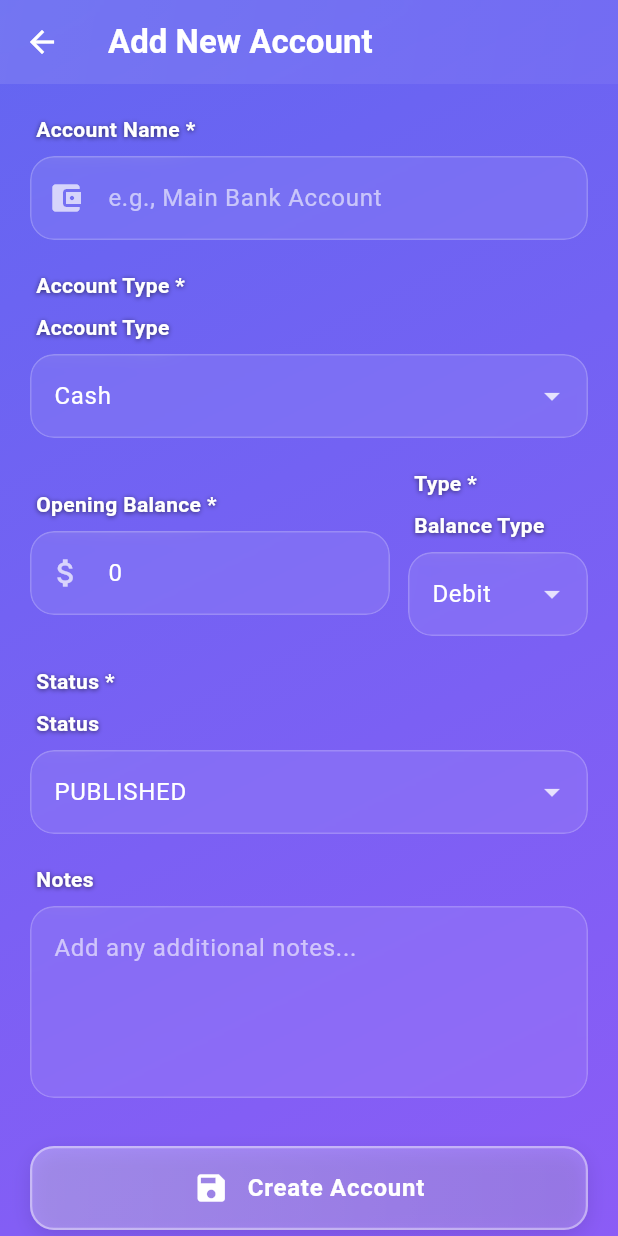
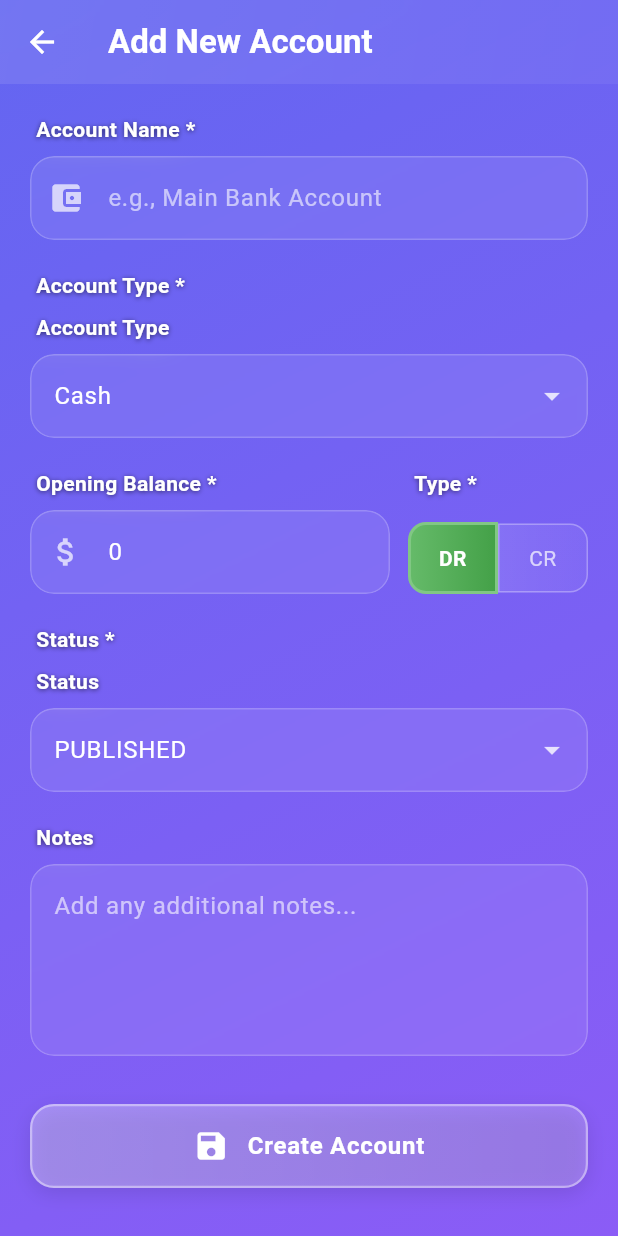
Before and after one commit to muzammalarifpk/shop-manager-flutter-ai, a Flutter app: the AddEditAccountScreen screen opened directly, on a phone screen of 412 x 824 dp. Run offline on Flutter 3.47's test engine with Material 3 defaults, Android fonts, the phone set to English and light mode, and no system bars; our stand-ins replace cloud_firestore, drift, firebase_auth, firebase_core, image_cropper, image_picker and 1 more; accounts and stored records are empty; generated files the repository leaves out were written again.

Commit message:
design: Improve DR/CR button design and color consistency
- Replace dropdown with attached toggle buttons for DR/CR selection
- DR button: Green gradient when selected
- CR button: Red gradient when selected
- No space between buttons (attached design)
- Display 'DR' and 'CR' labels instead of full words in list
- Consistent color scheme: DR=Green, CR=Red throughout
- Better visual feedback for selected state

```diff
--- a/flutter/lib/features/manage/add_edit_account_screen.dart
+++ b/flutter/lib/features/manage/add_edit_account_screen.dart
@@ -280,21 +280,110 @@ class _AddEditAccountScreenState extends State<AddEditAccountScreen> {
                           crossAxisAlignment: CrossAxisAlignment.start,
                           children: [
                             GlassyTheme.fieldLabel('Type', required: true),
-                            GlassyDropdownField<String>(
-                              label: 'Balance Type',
-                              selectedValue: _balanceType,
-                              items: _balanceTypes
-                                  .map((type) => GlassyDropdownItem(
-                                        label: type,
-                                        value: type,
-                                      ))
-                                  .toList(),
-                              onChanged: (value) {
-                                setState(() {
-                                  _balanceType = value!;
-                                });
-                              },
-                              hintText: 'Select type',
+                            const SizedBox(height: 8),
+                            Row(
+                              children: [
+                                Expanded(
+                                  child: GestureDetector(
+                                    onTap: () {
+                                      setState(() {
+                                        _balanceType = 'Debit';
+                                      });
+                                    },
+                                    child: Container(
+                                      padding: const EdgeInsets.symmetric(vertical: 12),
+                                      decoration: BoxDecoration(
+                                        gradient: _balanceType == 'Debit'
+                                            ? LinearGradient(
+                                                colors: [
+                                                  Colors.green.shade400,
+                                                  Colors.green.shade600,
+                                                ],
+                                              )
+                                            : LinearGradient(
+                                                colors: [
+                                                  Colors.white.withValues(alpha: 0.1),
+                                                  Colors.white.withValues(alpha: 0.05),
+                                                ],
+                                              ),
+                                        borderRadius: const BorderRadius.only(
+                                          topLeft: Radius.circular(12),
+                                          bottomLeft: Radius.circular(12),
+                                        ),
+                                        border: Border.all(
+                                          color: _balanceType == 'Debit'
+                                              ? Colors.green.shade300
+                                              : Colors.white.withValues(alpha: 0.3),
+                                          width: _balanceType == 'Debit' ? 2 : 1,
+                                        ),
+                                      ),
+                                      child: Text(
+                                        'DR',
+                                        textAlign: TextAlign.center,
+                                        style: TextStyle(
+                                          color: _balanceType == 'Debit'
+                                              ? Colors.white
+                                              : Colors.white.withValues(alpha: 0.7),
+                                          fontSize: 14,
+                                          fontWeight: _balanceType == 'Debit'
+                                              ? FontWeight.bold
+                                              : FontWeight.normal,
+                                        ),
+                                      ),
+                                    ),
+                                  ),
+                                ),
+                                Expanded(
+                                  child: GestureDetector(
+                                    onTap: () {
+                                      setState(() {
+                                        _balanceType = 'Credit';
+                                      });
+                                    },
+                                    child: Container(
+                                      padding: const EdgeInsets.symmetric(vertical: 12),
+                                      decoration: BoxDecoration(
+                                        gradient: _balanceType == 'Credit'
+                                            ? LinearGradient(
+                                                colors: [
+                                                  Colors.red.shade400,
+                                                  Colors.red.shade600,
+                                                ],
+                                              )
+                                            : LinearGradient(
+                                                colors: [
+                                                  Colors.white.withValues(alpha: 0.1),
+                                                  Colors.white.withValues(alpha: 0.05),
+                                                ],
+                                              ),
+                                        borderRadius: const BorderRadius.only(
+                                          topRight: Radius.circular(12),
+                                          bottomRight: Radius.circular(12),
+                                        ),
+                                        border: Border.all(
+                                          color: _balanceType == 'Credit'
+                                              ? Colors.red.shade300
+                                              : Colors.white.withValues(alpha: 0.3),
+                                          width: _balanceType == 'Credit' ? 2 : 1,
+                                        ),
+                                      ),
+                                      child: Text(
+                                        'CR',
+                                        textAlign: TextAlign.center,
+                                        style: TextStyle(
+                                          color: _balanceType == 'Credit'
+                                              ? Colors.white
+                                              : Colors.white.withValues(alpha: 0.7),
+                                          fontSize: 14,
+                                          fontWeight: _balanceType == 'Credit'
+                                              ? FontWeight.bold
+                                              : FontWeight.normal,
+                                        ),
+                                      ),
+                                    ),
+                                  ),
+                                ),
+                              ],
                             ),
                           ],
                         ),
--- a/flutter/lib/features/manage/banks_accounts_screen.dart
+++ b/flutter/lib/features/manage/banks_accounts_screen.dart
@@ -228,6 +228,8 @@ class _BanksAccountsScreenState extends State<BanksAccountsScreen> {
 
   Widget _buildAccountCard(BuildContext context, ChartOfAccount account) {
     final isDebit = account.balanceType.toLowerCase() == 'debit';
+    final balanceColor = isDebit ? Colors.green : Colors.red;
+    final balanceColorLight = isDebit ? Colors.greenAccent : Colors.redAccent;
 
     return Container(
       margin: const EdgeInsets.only(bottom: 16),
@@ -275,14 +277,13 @@ class _BanksAccountsScreenState extends State<BanksAccountsScreen> {
                           begin: Alignment.topLeft,
                           end: Alignment.bottomRight,
                           colors: [
-                            isDebit ? Colors.green.shade400 : Colors.red.shade400,
-                            isDebit ? Colors.green.shade700 : Colors.red.shade700,
+                            balanceColor.shade400,
+                            balanceColor.shade700,
                           ],
                         ),
                         boxShadow: [
                           BoxShadow(
-                            color: (isDebit ? Colors.green : Colors.red)
-                                .withValues(alpha: 0.4),
+                            color: balanceColor.withValues(alpha: 0.4),
                             blurRadius: 8,
                             offset: const Offset(0, 4),
                           ),
@@ -370,7 +371,7 @@ class _BanksAccountsScreenState extends State<BanksAccountsScreen> {
                         Text(
                           account.balance.toStringAsFixed(2),
                           style: TextStyle(
-                            color: isDebit ? Colors.greenAccent : Colors.redAccent,
+                            color: balanceColorLight,
                             fontSize: 28,
                             fontWeight: FontWeight.bold,
                             letterSpacing: 0.5,
@@ -386,23 +387,20 @@ class _BanksAccountsScreenState extends State<BanksAccountsScreen> {
                       decoration: BoxDecoration(
                         gradient: LinearGradient(
                           colors: [
-                            (isDebit ? Colors.green : Colors.red)
-                                .withValues(alpha: 0.3),
-                            (isDebit ? Colors.green : Colors.red)
-                                .withValues(alpha: 0.2),
+                            balanceColor.withValues(alpha: 0.3),
+                            balanceColor.withValues(alpha: 0.2),
                           ],
                         ),
                         borderRadius: BorderRadius.circular(12),
                         border: Border.all(
-                          color: (isDebit ? Colors.greenAccent : Colors.redAccent)
-                              .withValues(alpha: 0.5),
+                          color: balanceColorLight.withValues(alpha: 0.5),
                           width: 1.5,
                         ),
                       ),
                       child: Text(
-                        account.balanceType.toUpperCase(),
+                        isDebit ? 'DR' : 'CR',
                         style: TextStyle(
-                          color: isDebit ? Colors.greenAccent : Colors.redAccent,
+                          color: balanceColorLight,
                           fontSize: 12,
                           fontWeight: FontWeight.bold,
                           letterSpacing: 1,
```
